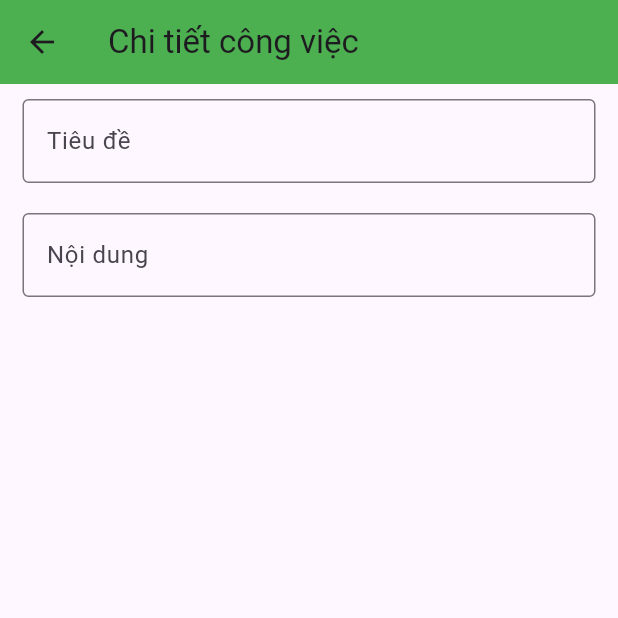
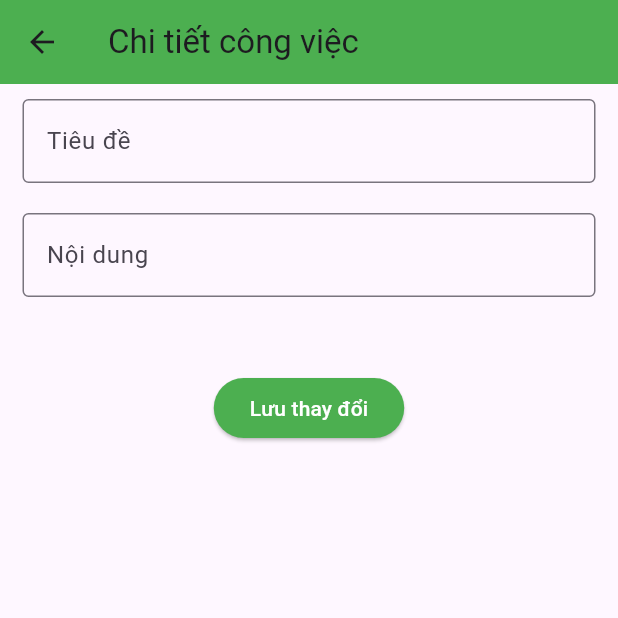
Before and after one commit to MaiKhoa0101/FlutterFE, a Flutter app: the DetailTask screen opened directly with empty values, on a phone screen of 412 x 824 dp, the top half of it. Run offline on Flutter 3.47's test engine with Material 3 defaults, Android fonts, the phone set to English and light mode, and no system bars; our stand-ins replace dio, go_router, hive, hive_flutter; accounts and stored records are empty; network calls fail.

```diff
--- a/lib/UI/TodoUI/DetailTask.dart
+++ b/lib/UI/TodoUI/DetailTask.dart
@@ -78,6 +78,20 @@ class _DetailTaskState extends State<DetailTask> {
           _buildTextField(titleController, "Tiêu đề"),
           const SizedBox(height: 20),
           _buildTextField( contentController, "Nội dung"),
+          const SizedBox(height: 20),
+          if (isEditing)
+            Padding(
+              padding: const EdgeInsets.only(top: 30),
+              child: Center(
+                child: ElevatedButton.icon(
+                  style: ElevatedButton.styleFrom(
+                    backgroundColor: Colors.green,
+                  ),
+                  onPressed: saveChanges,
+                  label: const Text("Lưu thay đổi", style: TextStyle(color: Colors.white)),
+                ),
+              ),
+            ),
         ],
       )
     );
--- a/lib/service/NewsService.dart
+++ b/lib/service/NewsService.dart
@@ -6,8 +6,8 @@ class NewsService{
   final Dio _dio = Dio(
     BaseOptions(
       baseUrl: 'https://newsapi.org',
-      connectTimeout: Duration(seconds: 5),
-      receiveTimeout: Duration(seconds: 5),
+      connectTimeout: Duration(seconds: 10),
+      receiveTimeout: Duration(seconds: 10),
     ),
   );
 
```
Also changed, not shown: 2 other files.
